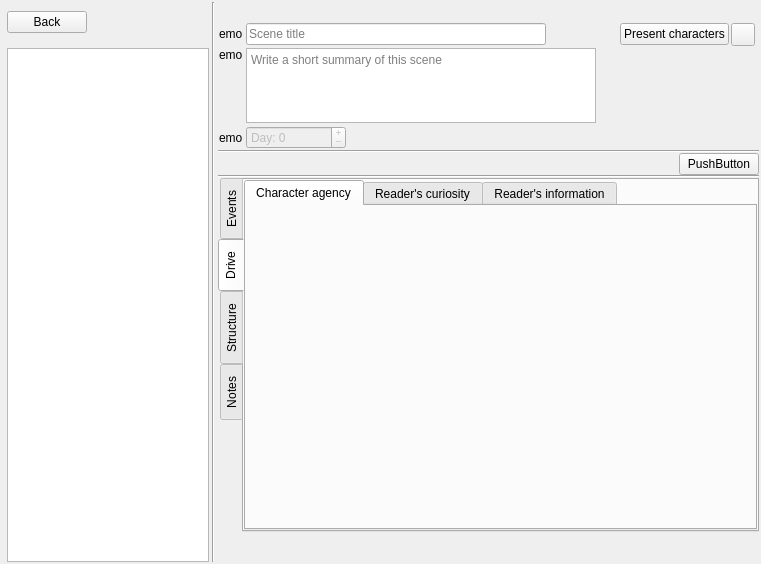
Before: the Qt Designer form ui/scene_editor.ui in zkovari/plotlyst, drawn with Qt 5.
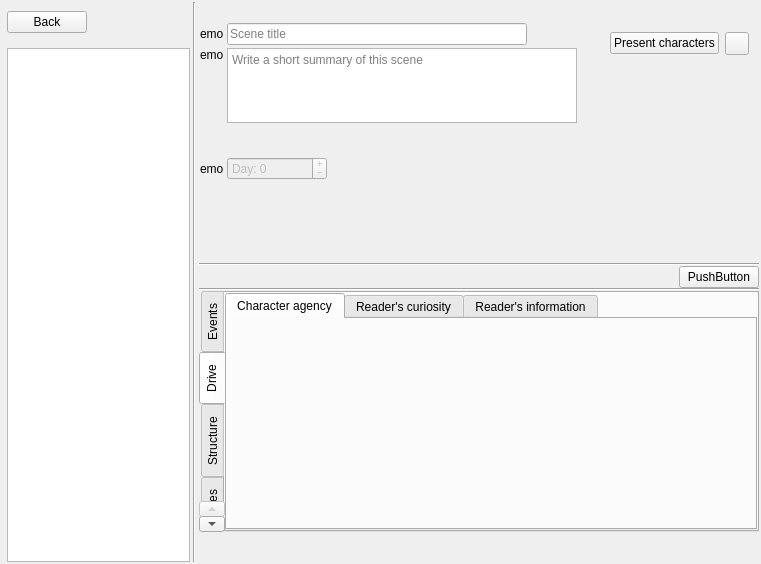
After: the same form once the commit is applied. Custom widgets are drawn as their Qt base class.

Commit message: Fix character labels position in scene editor

The edit to the form file:
```diff
--- a/ui/scene_editor.ui
+++ b/ui/scene_editor.ui
@@ -378,7 +378,14 @@
         </item>
         <item>
          <layout class="QVBoxLayout" name="verticalLayout_12">
-          <item>
+          <item alignment="Qt::AlignTop">
+           <widget class="QWidget" name="" native="true">
+            <property name="sizePolicy">
+             <sizepolicy hsizetype="Preferred" vsizetype="Maximum">
+              <horstretch>0</horstretch>
+              <verstretch>0</verstretch>
+             </sizepolicy>
+            </property>
            <layout class="QHBoxLayout" name="horizontalLayout">
             <item alignment="Qt::AlignTop">
              <widget class="QPushButton" name="btnStageCharacterLabel">
@@ -429,6 +436,7 @@
              </spacer>
             </item>
            </layout>
+           </widget>
           </item>
           <item>
            <widget class="LabelsWidget" name="wdgCharacters" native="true">
@@ -440,6 +448,19 @@
             </property>
            </widget>
           </item>
+          <item>
+           <spacer name="verticalSpacer">
+            <property name="orientation">
+             <enum>Qt::Vertical</enum>
+            </property>
+            <property name="sizeHint" stdset="0">
+             <size>
+              <width>20</width>
+              <height>10</height>
+             </size>
+            </property>
+           </spacer>
+          </item>
          </layout>
         </item>
         <item>
@@ -838,17 +859,6 @@
   </layout>
  </widget>
  <customwidgets>
-  <customwidget>
-   <class>ScenesTreeView</class>
-   <extends>QTreeView</extends>
-   <header>plotlyst.view.widget.scene</header>
-  </customwidget>
-  <customwidget>
-   <class>SceneStoryStructureWidget</class>
-   <extends>QWidget</extends>
-   <header>plotlyst.view.widget.scenes</header>
-   <container>1</container>
-  </customwidget>
   <customwidget>
    <class>DocumentTextEditor</class>
    <extends>QWidget</extends>
@@ -864,6 +874,17 @@
    <extends>QPushButton</extends>
    <header>plotlyst.view.widget.button</header>
   </customwidget>
+  <customwidget>
+   <class>ScenesTreeView</class>
+   <extends>QTreeView</extends>
+   <header>plotlyst.view.widget.scene</header>
+  </customwidget>
+  <customwidget>
+   <class>SceneStoryStructureWidget</class>
+   <extends>QWidget</extends>
+   <header>plotlyst.view.widget.scenes</header>
+   <container>1</container>
+  </customwidget>
   <customwidget>
    <class>LabelsWidget</class>
    <extends>QWidget</extends>
```
Lines whose indentation alone changed are shown as unchanged.
